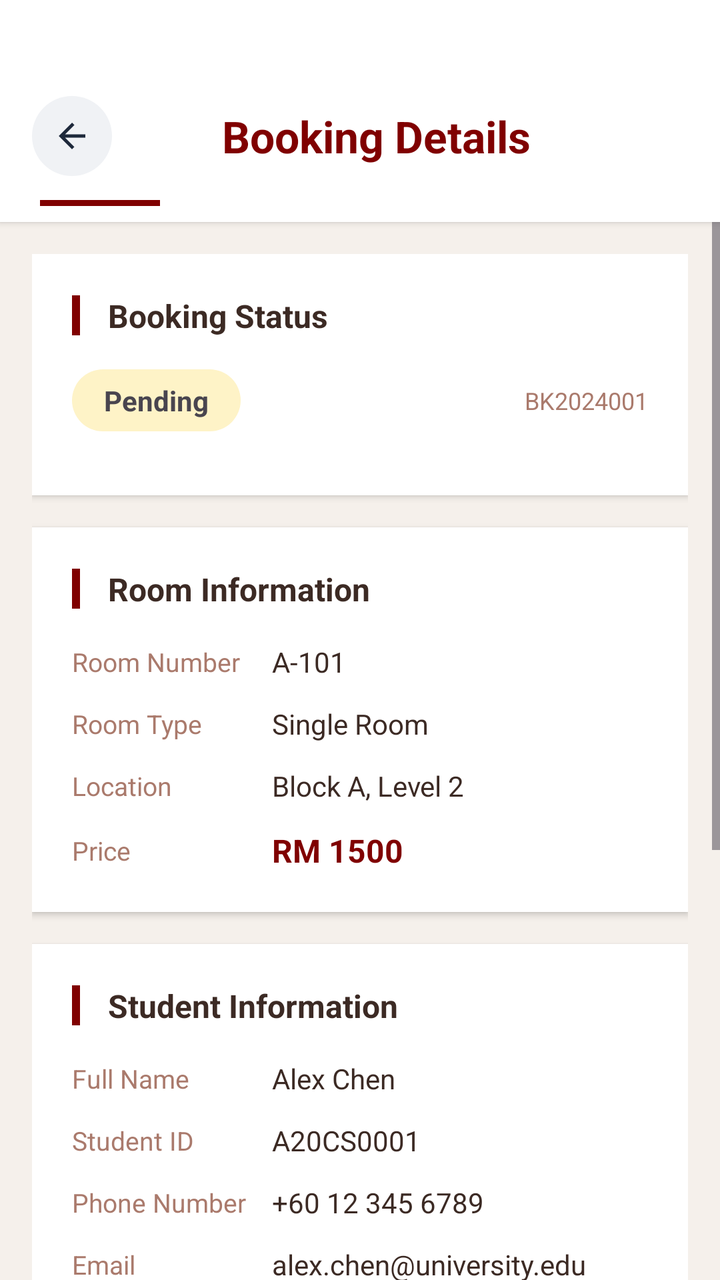
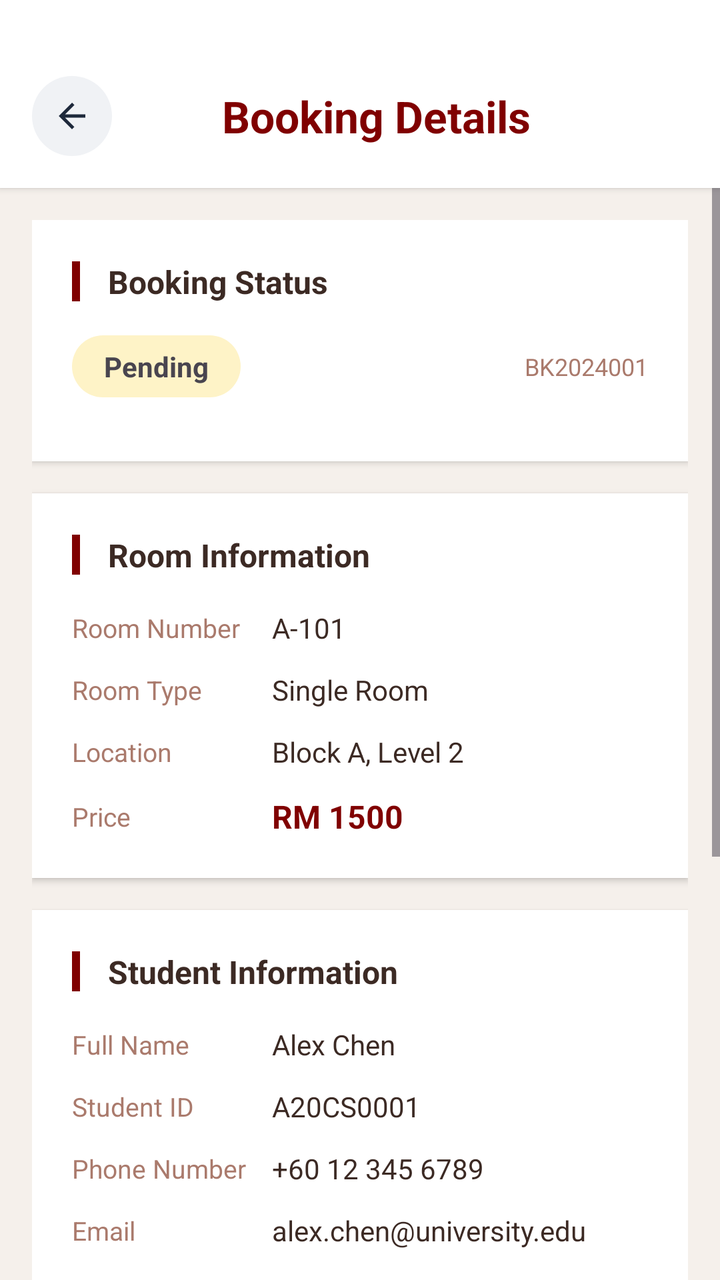

The first picture is an Android layout as it rendered before a commit; the second is the same layout after the commit. The layout source and the unified diff follow.
<!-- AndroidManifest.xml: application theme Theme.UTMSPACE_HostelBookingSystem -->
<!-- res/layout/activity_booking_details.xml -->
<?xml version="1.0" encoding="utf-8"?>
<LinearLayout xmlns:android="http://schemas.android.com/apk/res/android"
    xmlns:app="http://schemas.android.com/apk/res-auto"
    android:layout_width="match_parent"
    android:layout_height="match_parent"
    android:orientation="vertical"
    android:background="#F5F0EB">

    <LinearLayout
        android:layout_width="match_parent"
        android:layout_height="wrap_content"
        android:orientation="vertical"
        android:background="#FFFFFF"
        android:elevation="2dp"
        android:paddingTop="40dp"
        android:paddingBottom="8dp">

        <LinearLayout
            android:layout_width="match_parent"
            android:layout_height="wrap_content"
            android:orientation="horizontal"
            android:gravity="center_vertical"
            android:layout_marginTop="8dp"
            android:layout_marginBottom="8dp">

            <LinearLayout
                android:id="@+id/ivBack"
                android:layout_width="40dp"
                android:layout_height="40dp"
                android:background="@drawable/back_button_background"
                android:gravity="center"
                android:clickable="true"
                android:focusable="true"
                android:layout_marginStart="16dp">

                <ImageView
                    android:layout_width="20dp"
                    android:layout_height="20dp"
                    android:src="@drawable/ic_arrow_back"
                    app:tint="#1E293B" />

            </LinearLayout>

            <TextView
                android:layout_width="0dp"
                android:layout_height="wrap_content"
                android:layout_weight="1"
                android:text="Booking Details"
                android:textSize="22sp"
                android:textStyle="bold"
                android:textColor="#800000"
                android:gravity="center"
                android:fontFamily="sans-serif" />

            <View
                android:layout_width="40dp"
                android:layout_height="1dp" />

        </LinearLayout>

        <View
            android:layout_width="60dp"
            android:layout_height="3dp"
            android:layout_marginStart="20dp"
            android:layout_marginTop="4dp"
            android:background="#800000" />

    </LinearLayout>

    <ScrollView
        android:layout_width="match_parent"
        android:layout_height="match_parent"
        android:fillViewport="true">

        <LinearLayout
            android:layout_width="match_parent"
            android:layout_height="wrap_content"
            android:orientation="vertical"
            android:padding="16dp">

            
            <LinearLayout
                android:layout_width="match_parent"
                android:layout_height="wrap_content"
                android:orientation="vertical"
                android:background="#FFFFFF"
                android:padding="20dp"
                android:elevation="2dp"
                android:layout_marginBottom="16dp">

                <LinearLayout
                    android:layout_width="match_parent"
                    android:layout_height="wrap_content"
                    android:orientation="horizontal"
                    android:gravity="center_vertical"
                    android:layout_marginBottom="16dp">

                    <View
                        android:layout_width="4dp"
                        android:layout_height="20dp"
                        android:background="#800000" />

                    <TextView
                        android:layout_width="wrap_content"
                        android:layout_height="wrap_content"
                        android:text=" Booking Status"
                        android:textSize="16sp"
                        android:textStyle="bold"
                        android:textColor="#3C2A24"
                        android:layout_marginStart="10dp"
                        android:fontFamily="sans-serif" />

                </LinearLayout>

                <LinearLayout
                    android:layout_width="match_parent"
                    android:layout_height="wrap_content"
                    android:orientation="horizontal"
                    android:gravity="center_vertical"
                    android:layout_marginBottom="12dp">

                    <TextView
                        android:id="@+id/tvBookingStatus"
                        android:layout_width="wrap_content"
                        android:layout_height="wrap_content"
                        android:text="Pending"
                        android:textSize="14sp"
                        android:textStyle="bold"
                        android:padding="6dp"
                        android:paddingStart="16dp"
                        android:paddingEnd="16dp"
                        android:background="@drawable/status_badge_pending"
                        android:fontFamily="sans-serif" />

                    <TextView
                        android:id="@+id/tvBookingId"
                        android:layout_width="0dp"
                        android:layout_height="wrap_content"
                        android:layout_weight="1"
                        android:text="BK2024001"
                        android:textSize="12sp"
                        android:textColor="#AA7A6C"
                        android:gravity="end"
                        android:fontFamily="sans-serif" />

                </LinearLayout>

                
                <LinearLayout
                    android:id="@+id/rejectionReasonContainer"
                    android:layout_width="match_parent"
                    android:layout_height="wrap_content"
                    android:orientation="vertical"
                    android:background="#FEE2E2"
                    android:padding="12dp"
                    android:layout_marginTop="8dp"
                    android:visibility="gone">

                    <TextView
                        android:layout_width="wrap_content"
                        android:layout_height="wrap_content"
                        android:text="Rejection Reason"
                        android:textSize="12sp"
                        android:textStyle="bold"
                        android:textColor="#DC2626"
                        android:fontFamily="sans-serif"
                        android:layout_marginBottom="4dp" />

                    <TextView
                        android:id="@+id/tvRejectionReason"
                        android:layout_width="match_parent"
                        android:layout_height="wrap_content"
                        android:text=""
                        android:textSize="13sp"
                        android:textColor="#991B1B"
                        android:fontFamily="sans-serif" />

                </LinearLayout>

            </LinearLayout>

            
            <LinearLayout
                android:layout_width="match_parent"
                android:layout_height="wrap_content"
                android:orientation="vertical"
                android:background="#FFFFFF"
                android:padding="20dp"
                android:elevation="2dp"
                android:layout_marginBottom="16dp">

                <LinearLayout
                    android:layout_width="match_parent"
                    android:layout_height="wrap_content"
                    android:orientation="horizontal"
                    android:gravity="center_vertical"
                    android:layout_marginBottom="16dp">

                    <View
                        android:layout_width="4dp"
                        android:layout_height="20dp"
                        android:background="#800000" />

                    <TextView
                        android:layout_width="wrap_content"
                        android:layout_height="wrap_content"
                        android:text=" Room Information"
                        android:textSize="16sp"
                        android:textStyle="bold"
                        android:textColor="#3C2A24"
                        android:layout_marginStart="10dp"
                        android:fontFamily="sans-serif" />

                </LinearLayout>

                <LinearLayout
                    android:layout_width="match_parent"
                    android:layout_height="wrap_content"
                    android:orientation="horizontal"
                    android:gravity="center_vertical"
                    android:layout_marginBottom="12dp">

                    <TextView
                        android:layout_width="100dp"
                        android:layout_height="wrap_content"
                        android:text="Room Number"
                        android:textSize="13sp"
                        android:textColor="#AA7A6C"
                        android:fontFamily="sans-serif" />

                    <TextView
                        android:id="@+id/tvRoomNumber"
                        android:layout_width="0dp"
                        android:layout_height="wrap_content"
                        android:layout_weight="1"
                        android:text="A-101"
                        android:textSize="14sp"
                        android:textColor="#3C2A24"
                        android:fontFamily="sans-serif" />

                </LinearLayout>

                <LinearLayout
                    android:layout_width="match_parent"
                    android:layout_height="wrap_content"
                    android:orientation="horizontal"
                    android:gravity="center_vertical"
                    android:layout_marginBottom="12dp">

                    <TextView
                        android:layout_width="100dp"
                        android:layout_height="wrap_content"
                        android:text="Room Type"
                        android:textSize="13sp"
                        android:textColor="#AA7A6C"
                        android:fontFamily="sans-serif" />

                    <TextView
                        android:id="@+id/tvRoomType"
                        android:layout_width="0dp"
                        android:layout_height="wrap_content"
                        android:layout_weight="1"
                        android:text="Single Room"
                        android:textSize="14sp"
                        android:textColor="#3C2A24"
                        android:fontFamily="sans-serif" />

                </LinearLayout>

                <LinearLayout
                    android:layout_width="match_parent"
                    android:layout_height="wrap_content"
                    android:orientation="horizontal"
                    android:gravity="center_vertical"
                    android:layout_marginBottom="12dp">

                    <TextView
                        android:layout_width="100dp"
                        android:layout_height="wrap_content"
                        android:text="Location"
                        android:textSize="13sp"
                        android:textColor="#AA7A6C"
                        android:fontFamily="sans-serif" />

                    <TextView
                        android:id="@+id/tvRoomLocation"
                        android:layout_width="0dp"
                        android:layout_height="wrap_content"
                        android:layout_weight="1"
                        android:text="Block A, Level 2"
                        android:textSize="14sp"
                        android:textColor="#3C2A24"
                        android:fontFamily="sans-serif" />

                </LinearLayout>

                <LinearLayout
                    android:layout_width="match_parent"
                    android:layout_height="wrap_content"
                    android:orientation="horizontal"
                    android:gravity="center_vertical">

                    <TextView
                        android:layout_width="100dp"
                        android:layout_height="wrap_content"
                        android:text="Price"
                        android:textSize="13sp"
                        android:textColor="#AA7A6C"
                        android:fontFamily="sans-serif" />

                    <TextView
                        android:id="@+id/tvRoomPrice"
                        android:layout_width="0dp"
                        android:layout_height="wrap_content"
                        android:layout_weight="1"
                        android:text="RM 1500"
                        android:textSize="16sp"
                        android:textStyle="bold"
                        android:textColor="#800000"
                        android:fontFamily="sans-serif" />

                </LinearLayout>

            </LinearLayout>

            
            <LinearLayout
                android:layout_width="match_parent"
                android:layout_height="wrap_content"
                android:orientation="vertical"
                android:background="#FFFFFF"
                android:padding="20dp"
                android:elevation="2dp"
                android:layout_marginBottom="16dp">

                <LinearLayout
                    android:layout_width="match_parent"
                    android:layout_height="wrap_content"
                    android:orientation="horizontal"
                    android:gravity="center_vertical"
                    android:layout_marginBottom="16dp">

                    <View
                        android:layout_width="4dp"
                        android:layout_height="20dp"
                        android:background="#800000" />

                    <TextView
                        android:layout_width="wrap_content"
                        android:layout_height="wrap_content"
                        android:text=" Student Information"
                        android:textSize="16sp"
                        android:textStyle="bold"
                        android:textColor="#3C2A24"
                        android:layout_marginStart="10dp"
                        android:fontFamily="sans-serif" />

                </LinearLayout>

                <LinearLayout
                    android:layout_width="match_parent"
                    android:layout_height="wrap_content"
                    android:orientation="horizontal"
                    android:gravity="center_vertical"
                    android:layout_marginBottom="12dp">

                    <TextView
                        android:layout_width="100dp"
                        android:layout_height="wrap_content"
                        android:text="Full Name"
                        android:textSize="13sp"
                        android:textColor="#AA7A6C"
                        android:fontFamily="sans-serif" />

                    <TextView
                        android:id="@+id/tvStudentName"
                        android:layout_width="0dp"
                        android:layout_height="wrap_content"
                        android:layout_weight="1"
                        android:text="Alex Chen"
                        android:textSize="14sp"
                        android:textColor="#3C2A24"
                        android:fontFamily="sans-serif" />

                </LinearLayout>

                <LinearLayout
                    android:layout_width="match_parent"
                    android:layout_height="wrap_content"
                    android:orientation="horizontal"
                    android:gravity="center_vertical"
                    android:layout_marginBottom="12dp">

                    <TextView
                        android:layout_width="100dp"
                        android:layout_height="wrap_content"
                        android:text="Student ID"
                        android:textSize="13sp"
                        android:textColor="#AA7A6C"
                        android:fontFamily="sans-serif" />

                    <TextView
                        android:id="@+id/tvStudentId"
                        android:layout_width="0dp"
                        android:layout_height="wrap_content"
                        android:layout_weight="1"
                        android:text="A20CS0001"
                        android:textSize="14sp"
                        android:textColor="#3C2A24"
                        android:fontFamily="sans-serif" />

                </LinearLayout>

                <LinearLayout
                    android:layout_width="match_parent"
                    android:layout_height="wrap_content"
                    android:orientation="horizontal"
                    android:gravity="center_vertical"
                    android:layout_marginBottom="12dp">

                    <TextView
                        android:layout_width="100dp"
                        android:layout_height="wrap_content"
                        android:text="Phone Number"
                        android:textSize="13sp"
                        android:textColor="#AA7A6C"
                        android:fontFamily="sans-serif" />

                    <TextView
                        android:id="@+id/tvStudentPhone"
                        android:layout_width="0dp"
                        android:layout_height="wrap_content"
                        android:layout_weight="1"
                        android:text="+60 12 345 6789"
                        android:textSize="14sp"
                        android:textColor="#3C2A24"
                        android:fontFamily="sans-serif" />

                </LinearLayout>

                <LinearLayout
                    android:layout_width="match_parent"
                    android:layout_height="wrap_content"
                    android:orientation="horizontal"
                    android:gravity="center_vertical"
                    android:layout_marginBottom="12dp">

                    <TextView
                        android:layout_width="100dp"
                        android:layout_height="wrap_content"
                        android:text="Email"
                        android:textSize="13sp"
                        android:textColor="#AA7A6C"
                        android:fontFamily="sans-serif" />

                    <TextView
                        android:id="@+id/tvStudentEmail"
                        android:layout_width="0dp"
                        android:layout_height="wrap_content"
                        android:layout_weight="1"
                        android:text="alex.chen@university.edu"
                        android:textSize="14sp"
                        android:textColor="#3C2A24"
                        android:fontFamily="sans-serif" />

                </LinearLayout>

                <LinearLayout
                    android:layout_width="match_parent"
                    android:layout_height="wrap_content"
                    android:orientation="horizontal"
                    android:gravity="center_vertical">

                    <TextView
                        android:layout_width="100dp"
                        android:layout_height="wrap_content"
                        android:text="Programme"
                        android:textSize="13sp"
                        android:textColor="#AA7A6C"
                        android:fontFamily="sans-serif" />

                    <TextView
                        android:id="@+id/tvProgramme"
                        android:layout_width="0dp"
                        android:layout_height="wrap_content"
                        android:layout_weight="1"
                        android:text="Computer Science"
                        android:textSize="14sp"
                        android:textColor="#3C2A24"
                        android:fontFamily="sans-serif" />

                </LinearLayout>

            </LinearLayout>

            
            <LinearLayout
                android:layout_width="match_parent"
                android:layout_height="wrap_content"
                android:orientation="vertical"
                android:background="#FFFFFF"
                android:padding="20dp"
                android:elevation="2dp"
                android:layout_marginBottom="16dp">

                <LinearLayout
                    android:layout_width="match_parent"
                    android:layout_height="wrap_content"
                    android:orientation="horizontal"
                    android:gravity="center_vertical"
                    android:layout_marginBottom="16dp">

                    <View
                        android:layout_width="4dp"
                        android:layout_height="20dp"
                        android:background="#800000" />

                    <TextView
                        android:layout_width="wrap_content"
                        android:layout_height="wrap_content"
                        android:text=" Booking Information"
                        android:textSize="16sp"
                        android:textStyle="bold"
                        android:textColor="#3C2A24"
                        android:layout_marginStart="10dp"
                        android:fontFamily="sans-serif" />

                </LinearLayout>

                <LinearLayout
                    android:layout_width="match_parent"
                    android:layout_height="wrap_content"
                    android:orientation="horizontal"
                    android:gravity="center_vertical"
                    android:layout_marginBottom="12dp">

                    <TextView
                        android:layout_width="100dp"
                        android:layout_height="wrap_content"
                        android:text="Application Date"
                        android:textSize="13sp"
                        android:textColor="#AA7A6C"
                        android:fontFamily="sans-serif" />

                    <TextView
                        android:id="@+id/tvApplicationDate"
                        android:layout_width="0dp"
                        android:layout_height="wrap_content"
                        android:layout_weight="1"
                        android:text="01/06/2024"
                        android:textSize="14sp"
                        android:textColor="#3C2A24"
                        android:fontFamily="sans-serif" />

                </LinearLayout>

                <LinearLayout
                    android:layout_width="match_parent"
                    android:layout_height="wrap_content"
                    android:orientation="horizontal"
                    android:gravity="center_vertical"
                    android:layout_marginBottom="12dp">

                    <TextView
                        android:layout_width="100dp"
                        android:layout_height="wrap_content"
                        android:text="Duration"
                        android:textSize="13sp"
                        android:textColor="#AA7A6C"
                        android:fontFamily="sans-serif" />

                    <TextView
                        android:id="@+id/tvDuration"
                        android:layout_width="0dp"
                        android:layout_height="wrap_content"
                        android:layout_weight="1"
                        android:text="1 Semester"
                        android:textSize="14sp"
                        android:textColor="#3C2A24"
                        android:fontFamily="sans-serif" />

                </LinearLayout>

                <LinearLayout
                    android:layout_width="match_parent"
                    android:layout_height="wrap_content"
                    android:orientation="horizontal"
                    android:gravity="center_vertical"
                    android:layout_marginBottom="12dp">

                    <TextView
                        android:layout_width="100dp"
                        android:layout_height="wrap_content"
                        android:text="Total Amount"
                        android:textSize="13sp"
                        android:textColor="#AA7A6C"
                        android:fontFamily="sans-serif" />

                    <TextView
                        android:id="@+id/tvTotalAmount"
                        android:layout_width="0dp"
                        android:layout_height="wrap_content"
                        android:layout_weight="1"
                        android:text="RM 1500"
                        android:textSize="16sp"
                        android:textStyle="bold"
                        android:textColor="#800000"
                        android:fontFamily="sans-serif" />

                </LinearLayout>

            </LinearLayout>

            
            <LinearLayout
                android:id="@+id/actionButtonContainer"
                android:layout_width="match_parent"
                android:layout_height="wrap_content"
                android:orientation="vertical"
                android:layout_marginTop="8dp"
                android:layout_marginBottom="20dp">

                
                <LinearLayout
                    android:id="@+id/btnCancelBooking"
                    android:layout_width="match_parent"
                    android:layout_height="wrap_content"
                    android:background="@drawable/outline_button_background"
                    android:padding="14dp"
                    android:gravity="center"
                    android:layout_marginBottom="12dp"
                    android:clickable="true"
                    android:focusable="true"
                    android:visibility="gone">

                    <TextView
                        android:layout_width="wrap_content"
                        android:layout_height="wrap_content"
                        android:text="Cancel Booking"
                        android:textSize="15sp"
                        android:textStyle="bold"
                        android:textColor="#EF4444"
                        android:fontFamily="sans-serif" />

                </LinearLayout>

                
                <LinearLayout
                    android:id="@+id/btnPayNow"
                    android:layout_width="match_parent"
                    android:layout_height="wrap_content"
                    android:background="@drawable/primary_button_background"
                    android:padding="14dp"
                    android:gravity="center"
                    android:layout_marginBottom="12dp"
                    android:clickable="true"
                    android:focusable="true"
                    android:visibility="gone"
                    app:backgroundTint="@null">

                    <TextView
                        android:layout_width="wrap_content"
                        android:layout_height="wrap_content"
                        android:text="Pay Now"
                        android:textSize="15sp"
                        android:textStyle="bold"
                        android:textColor="#FFFFFF"
                        android:fontFamily="sans-serif" />

                </LinearLayout>

                
                <LinearLayout
                    android:id="@+id/btnContactSupport"
                    android:layout_width="match_parent"
                    android:layout_height="wrap_content"
                    android:background="@drawable/outline_button_background"
                    android:padding="14dp"
                    android:gravity="center"
                    android:layout_marginBottom="12dp"
                    android:clickable="true"
                    android:focusable="true">

                    <TextView
                        android:layout_width="wrap_content"
                        android:layout_height="wrap_content"
                        android:text="Contact Support"
                        android:textSize="15sp"
                        android:textStyle="bold"
                        android:textColor="#800000"
                        android:fontFamily="sans-serif" />

                </LinearLayout>

            </LinearLayout>

        </LinearLayout>
    </ScrollView>

</LinearLayout>
<!-- resources referenced by this layout -->
<resources>
  <!-- drawable back_button_background (drawable) -->
  <?xml version="1.0" encoding="utf-8"?>
  <shape xmlns:android="http://schemas.android.com/apk/res/android">
      <solid android:color="#F0F2F5" />
      <corners android:radius="40dp" />
  </shape>
  <!-- drawable ic_arrow_back (drawable) -->
  <?xml version="1.0" encoding="utf-8"?>
  <vector xmlns:android="http://schemas.android.com/apk/res/android"
      android:width="24dp"
      android:height="24dp"
      android:viewportWidth="24"
      android:viewportHeight="24">
      <path
          android:fillColor="#1E293B"
          android:pathData="M20,11H7.83l5.59,-5.59L12,4l-8,8 8,8 1.41,-1.41L7.83,13H20v-2z"/>
  </vector>
  <!-- drawable outline_button_background (drawable) -->
  <?xml version="1.0" encoding="utf-8"?>
  <selector xmlns:android="http://schemas.android.com/apk/res/android">
      <item android:state_pressed="true">
          <shape android:shape="rectangle">
              <solid android:color="#F5F0EB" />
              <stroke android:width="1.5dp" android:color="#800000" />
              <corners android:radius="48dp" />
          </shape>
      </item>
      <item>
          <shape android:shape="rectangle">
              <solid android:color="#FFFFFF" />
              <stroke android:width="1.5dp" android:color="#B13E2E" />
              <corners android:radius="48dp" />
          </shape>
      </item>
  </selector>
  <!-- drawable primary_button_background (drawable) -->
  <?xml version="1.0" encoding="utf-8"?>
  <selector xmlns:android="http://schemas.android.com/apk/res/android">
      <item android:state_pressed="true">
          <shape android:shape="rectangle">
              <solid android:color="#5C0000" />
              <corners android:radius="48dp" />
          </shape>
      </item>
      <item>
          <shape android:shape="rectangle">
              <solid android:color="#800000" />
              <corners android:radius="48dp" />
          </shape>
      </item>
  </selector>
  <!-- drawable status_badge_pending (drawable) -->
  <?xml version="1.0" encoding="utf-8"?>
  <shape xmlns:android="http://schemas.android.com/apk/res/android">
      <solid android:color="#FEF3C7" />
      <corners android:radius="16dp" />
      <padding android:left="12dp" android:right="12dp" android:top="4dp" android:bottom="4dp" />
  </shape>
  <style name="Theme.UTMSPACE_HostelBookingSystem" parent="Theme.Material3.DayNight.NoActionBar">
  
          
          <item name="android:statusBarColor">@android:color/white</item>
          <item name="android:windowLightStatusBar">true</item>
  
          
          <item name="android:windowBackground">@android:color/white</item>
          <item name="android:colorBackground">@android:color/white</item>
  
      </style>
</resources>

<!-- the commit's change to res/layout/activity_booking_details.xml (unified diff, before → after) -->
@@ -12,7 +12,7 @@
         android:orientation="vertical"
         android:background="#FFFFFF"
         android:elevation="2dp"
-        android:paddingTop="40dp"
+        android:paddingTop="30dp"
         android:paddingBottom="8dp">
 
         <LinearLayout
@@ -58,13 +58,6 @@
 
         </LinearLayout>
 
-        <View
-            android:layout_width="60dp"
-            android:layout_height="3dp"
-            android:layout_marginStart="20dp"
-            android:layout_marginTop="4dp"
-            android:background="#800000" />
-
     </LinearLayout>
 
     <ScrollView
